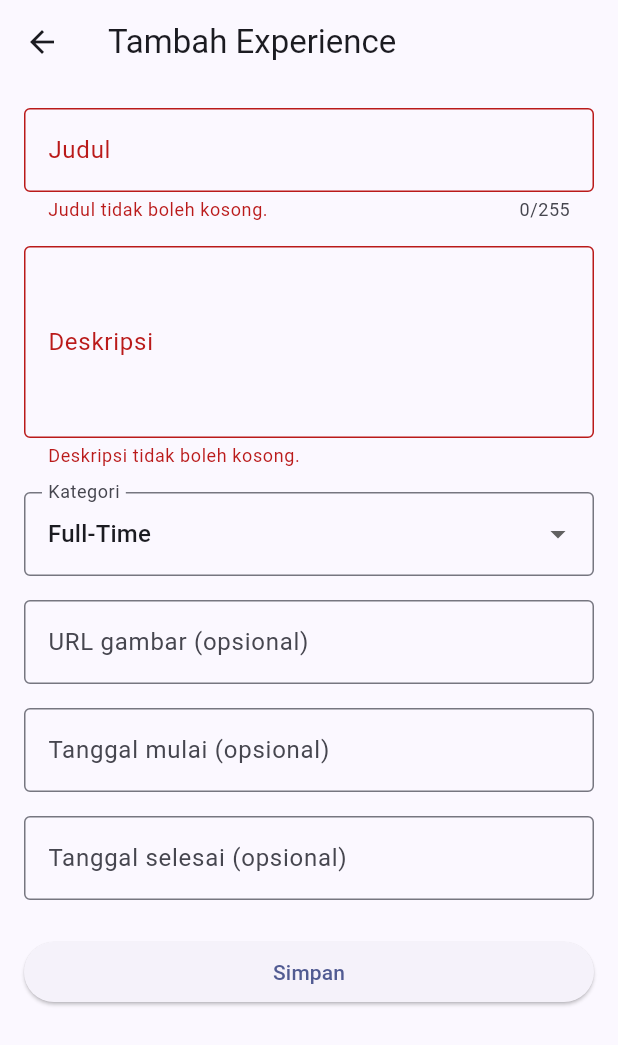
After one commit to nadyaasekar/myportofolio_mobile, a Flutter app: the ExperienceFormPage screen opened directly, after a tap on "Simpan", on a phone screen of 412 x 824 dp. The commit adds this screen. Shown: the top 1045 px of the screen. Run offline on Flutter 3.47's test engine with Material 3 defaults, Android fonts, the phone set to English and light mode, and no system bars; generated files the repository leaves out were written again.

Commit message:
feat: add authenticated Experience creation from Flutter

```diff
--- /dev/null
+++ b/lib/screens/experience_form.dart
@@ -0,0 +1,264 @@
+import 'package:flutter/material.dart';
+import 'package:provider/provider.dart';
+
+import 'package:myportofolio_mobile/models/experience.dart';
+import 'package:myportofolio_mobile/services/api_client.dart';
+import 'package:myportofolio_mobile/services/auth_state.dart';
+import 'package:myportofolio_mobile/widgets/auth_guard.dart';
+
+class ExperienceFormPage extends StatefulWidget {
+  const ExperienceFormPage({super.key});
+
+  @override
+  State<ExperienceFormPage> createState() => _ExperienceFormPageState();
+}
+
+class _ExperienceFormPageState extends State<ExperienceFormPage> {
+  final _formKey = GlobalKey<FormState>();
+
+  String _title = '';
+  String _description = '';
+  String _category = 'full-time';
+  String _thumbnail = '';
+  String _startedAt = '';
+  String _endedAt = '';
+  bool _isSubmitting = false;
+
+  final _categories = const {
+    'internship': 'Internship',
+    'research': 'Research',
+    'volunteer': 'Volunteer',
+    'part-time': 'Part-Time',
+    'full-time': 'Full-Time',
+    'freelance': 'Freelance',
+  };
+
+  String? _validateDate(String? value) {
+    final text = value?.trim() ?? '';
+    if (text.isEmpty) return null;
+
+    if (!RegExp(r'^\d{4}-\d{2}-\d{2}$').hasMatch(text)) {
+      return 'Gunakan format YYYY-MM-DD.';
+    }
+
+    final date = DateTime.tryParse(text);
+    if (date == null || date.toIso8601String().substring(0, 10) != text) {
+      return 'Tanggal tidak valid.';
+    }
+
+    return null;
+  }
+
+  void _showMessage(String message) {
+    ScaffoldMessenger.of(context)
+      ..hideCurrentSnackBar()
+      ..showSnackBar(SnackBar(content: Text(message)));
+  }
+
+  Future<void> _submit() async {
+    if (_isSubmitting || !_formKey.currentState!.validate()) return;
+    _formKey.currentState!.save();
+
+    if (_startedAt.isNotEmpty &&
+        _endedAt.isNotEmpty &&
+        DateTime.parse(_endedAt).isBefore(DateTime.parse(_startedAt))) {
+      _showMessage('Tanggal selesai tidak boleh sebelum tanggal mulai.');
+      return;
+    }
+
+    setState(() => _isSubmitting = true);
+
+    try {
+      final loggedIn = await ensureLoggedIn(context);
+      if (!mounted || !loggedIn) return;
+
+      final auth = context.read<AuthState>();
+      final token = auth.token;
+      if (token == null) return;
+
+      final experience = Experience(
+        title: _title,
+        description: _description,
+        category: _category,
+        thumbnail: _thumbnail.isEmpty ? null : _thumbnail,
+        startedAt: _startedAt.isEmpty ? null : _startedAt,
+        endedAt: _endedAt.isEmpty ? null : _endedAt,
+      );
+
+      final saved = await context.read<ApiClient>().createExperience(
+        experience,
+        token: token,
+      );
+
+      if (!mounted) return;
+      FocusScope.of(context).unfocus();
+
+      await showDialog<void>(
+        context: context,
+        barrierDismissible: false,
+        builder: (dialogContext) => AlertDialog(
+          title: const Text('Experience berhasil ditambahkan!'),
+          content: Text('${saved.title} sudah tersimpan di Django.'),
+          actions: [
+            TextButton(
+              onPressed: () => Navigator.pop(dialogContext),
+              child: const Text('OK'),
+            ),
+          ],
+        ),
+      );
+
+      if (!mounted) return;
+      Navigator.pop(context, true);
+    } on ApiException catch (error) {
+      if (!mounted) return;
+
+      if (error.statusCode == 401) {
+        try {
+          await context.read<AuthState>().logout();
+        } catch (_) {
+          // AuthState tetap menghapus token lokal melalui finally.
+        }
+
+        if (!mounted) return;
+        _showMessage('Sesi berakhir. Silakan login kembali.');
+
+        final loggedIn = await ensureLoggedIn(context);
+        if (!mounted) return;
+
+        if (loggedIn) {
+          _showMessage('Login berhasil. Tekan Simpan untuk mencoba lagi.');
+        }
+      } else {
+        _showMessage(error.message);
+      }
+    } catch (_) {
+      if (!mounted) return;
+      _showMessage(
+        'Belum dapat memastikan hasil penyimpanan. '
+        'Periksa koneksi dan daftar Experience sebelum mencoba lagi.',
+      );
+    } finally {
+      if (mounted) {
+        setState(() => _isSubmitting = false);
+      }
+    }
+  }
+
+  @override
+  Widget build(BuildContext context) {
+    return Scaffold(
+      appBar: AppBar(title: const Text('Tambah Experience')),
+      body: SafeArea(
+        child: Form(
+          key: _formKey,
+          child: SingleChildScrollView(
+            padding: const EdgeInsets.all(16),
+            child: Column(
+              crossAxisAlignment: CrossAxisAlignment.stretch,
+              children: [
+                TextFormField(
+                  decoration: const InputDecoration(
+                    labelText: 'Judul',
+                    border: OutlineInputBorder(),
+                  ),
+                  maxLength: 255,
+                  validator: (value) {
+                    if (value == null || value.trim().isEmpty) {
+                      return 'Judul tidak boleh kosong.';
+                    }
+                    return null;
+                  },
+                  onSaved: (value) => _title = value!.trim(),
+                ),
+                const SizedBox(height: 16),
+                TextFormField(
+                  decoration: const InputDecoration(
+                    labelText: 'Deskripsi',
+                    border: OutlineInputBorder(),
+                  ),
+                  maxLines: 4,
+                  validator: (value) {
+                    if (value == null || value.trim().isEmpty) {
+                      return 'Deskripsi tidak boleh kosong.';
+                    }
+                    return null;
+                  },
+                  onSaved: (value) => _description = value!.trim(),
+                ),
+                const SizedBox(height: 16),
+                DropdownButtonFormField<String>(
+                  initialValue: 'full-time',
+                  decoration: const InputDecoration(
+                    labelText: 'Kategori',
+                    border: OutlineInputBorder(),
+                  ),
+                  items: _categories.entries.map((entry) {
+                    return DropdownMenuItem(
+                      value: entry.key,
+                      child: Text(entry.value),
+                    );
+                  }).toList(),
+                  onChanged: (value) {
+                    if (value != null) {
+                      setState(() => _category = value);
+                    }
+                  },
+                ),
+                const SizedBox(height: 16),
+                TextFormField(
+                  decoration: const InputDecoration(
+                    labelText: 'URL gambar (opsional)',
+                    border: OutlineInputBorder(),
+                  ),
+                  keyboardType: TextInputType.url,
+                  validator: (value) {
+                    final text = value?.trim() ?? '';
+                    if (text.isEmpty) return null;
+
+                    final uri = Uri.tryParse(text);
+                    if (uri == null ||
+                        !uri.hasAuthority ||
+                        uri.host.isEmpty ||
+                        !['http', 'https'].contains(uri.scheme)) {
+                      return 'Masukkan URL http atau https yang valid.';
+                    }
+                    return null;
+                  },
+                  onSaved: (value) => _thumbnail = value?.trim() ?? '',
+                ),
+                const SizedBox(height: 16),
+                TextFormField(
+                  decoration: const InputDecoration(
+                    labelText: 'Tanggal mulai (opsional)',
+                    hintText: '2026-11-25',
+                    border: OutlineInputBorder(),
+                  ),
+                  keyboardType: TextInputType.datetime,
+                  validator: _validateDate,
+                  onSaved: (value) => _startedAt = value?.trim() ?? '',
+                ),
+                const SizedBox(height: 16),
+                TextFormField(
+                  decoration: const InputDecoration(
+                    labelText: 'Tanggal selesai (opsional)',
+                    hintText: 'Kosongkan jika masih berlangsung',
+                    border: OutlineInputBorder(),
+                  ),
+                  keyboardType: TextInputType.datetime,
+                  validator: _validateDate,
+                  onSaved: (value) => _endedAt = value?.trim() ?? '',
+                ),
+                const SizedBox(height: 24),
+                ElevatedButton(
+                  onPressed: _isSubmitting ? null : _submit,
+                  child: Text(_isSubmitting ? 'Menyimpan...' : 'Simpan'),
+                ),
+              ],
+            ),
+          ),
+        ),
+      ),
+    );
+  }
+}
--- a/lib/screens/menu.dart
+++ b/lib/screens/menu.dart
@@ -6,8 +6,9 @@ class MyHomePage extends StatelessWidget {
   const MyHomePage({super.key});
 
   final List<ItemHomepage> items = const [
-    ItemHomepage('Lihat Proyek', Icons.folder, Color(0xFF355C7D)),
-    ItemHomepage('Tambah Proyek', Icons.add_circle, Color(0xFF387454)),
+    ItemHomepage('Lihat Experience', Icons.folder, Color(0xFF355C7D)),
+    ItemHomepage('Tambah Experience', Icons.add_circle, Color(0xFF387454)),
+    ItemHomepage('Tambah Education', Icons.school, Color(0xFF76528B)),
     ItemHomepage('Logout', Icons.logout, Color(0xFFA33B3B)),
   ];
 
--- a/lib/widgets/left_drawer.dart
+++ b/lib/widgets/left_drawer.dart
@@ -1,11 +1,12 @@
 import 'package:flutter/material.dart';
 import 'package:myportofolio_mobile/screens/menu.dart';
-import 'package:myportofolio_mobile/screens/project_form.dart';
 import 'package:myportofolio_mobile/screens/education_form.dart';
 import 'package:myportofolio_mobile/screens/experience_list_screen.dart';
 import 'package:provider/provider.dart';
 import 'package:myportofolio_mobile/services/auth_state.dart';
 import 'package:myportofolio_mobile/screens/login_screen.dart';
+import 'package:myportofolio_mobile/screens/experience_form.dart';
+import 'package:myportofolio_mobile/widgets/auth_guard.dart';
 
 class LeftDrawer extends StatelessWidget {
   const LeftDrawer({super.key});
@@ -68,13 +69,18 @@ class LeftDrawer extends StatelessWidget {
           ),
           ListTile(
             leading: const Icon(Icons.add_circle_outline),
-            title: const Text('Add Project'),
-            onTap: () {
-              Navigator.pop(context);
-              Navigator.pushReplacement(
-                context,
+            title: const Text('Add Experience'),
+            onTap: () async {
+              final navigator = Navigator.of(context);
+
+              final loggedIn = await ensureLoggedIn(context);
+              if (!context.mounted || !loggedIn) return;
+
+              navigator.pop();
+
+              await navigator.push(
                 MaterialPageRoute(
-                  builder: (context) => const ProjectFormPage(),
+                  builder: (context) => const ExperienceFormPage(),
                 ),
               );
             },
--- a/lib/widgets/project_card.dart
+++ b/lib/widgets/project_card.dart
@@ -1,6 +1,9 @@
 import 'package:flutter/material.dart';
 import 'package:myportofolio_mobile/screens/menu.dart';
-import 'package:myportofolio_mobile/screens/project_form.dart';
+import 'package:myportofolio_mobile/screens/education_form.dart';
+import 'package:myportofolio_mobile/screens/experience_list_screen.dart';
+import 'package:myportofolio_mobile/screens/experience_form.dart';
+import 'package:myportofolio_mobile/widgets/auth_guard.dart';
 
 class ItemCard extends StatelessWidget {
   final ItemHomepage item;
@@ -14,7 +17,16 @@ class ItemCard extends StatelessWidget {
       borderRadius: BorderRadius.circular(12),
       clipBehavior: Clip.antiAlias,
       child: InkWell(
-        onTap: () {
+        onTap: () async {
+          if (item.name == 'Lihat Experience') {
+            Navigator.push(
+              context,
+              MaterialPageRoute(
+                builder: (context) => const ExperienceListScreen(),
+              ),
+            );
+            return;
+          }
           ScaffoldMessenger.of(context)
             ..hideCurrentSnackBar()
             ..showSnackBar(
@@ -22,10 +34,22 @@ class ItemCard extends StatelessWidget {
                 content: Text('Kamu telah menekan tombol ${item.name}!'),
               ),
             );
-          if (item.name == 'Tambah Proyek') {
+          if (item.name == 'Tambah Experience') {
+            final loggedIn = await ensureLoggedIn(context);
+            if (!context.mounted || !loggedIn) return;
+
             Navigator.push(
               context,
-              MaterialPageRoute(builder: (context) => const ProjectFormPage()),
+              MaterialPageRoute(
+                builder: (context) => const ExperienceFormPage(),
+              ),
+            );
+          } else if (item.name == 'Tambah Education') {
+            Navigator.push(
+              context,
+              MaterialPageRoute(
+                builder: (context) => const EducationFormPage(),
+              ),
             );
           }
         },
```
